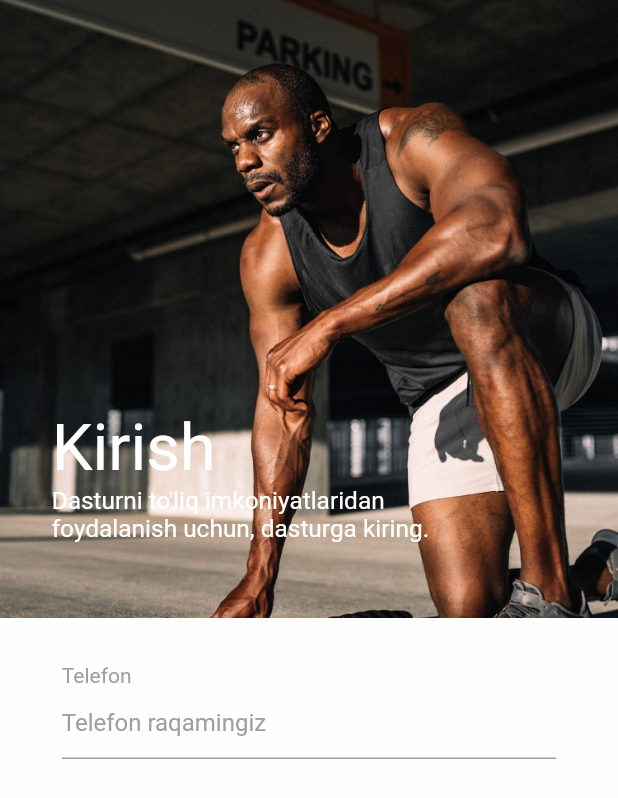
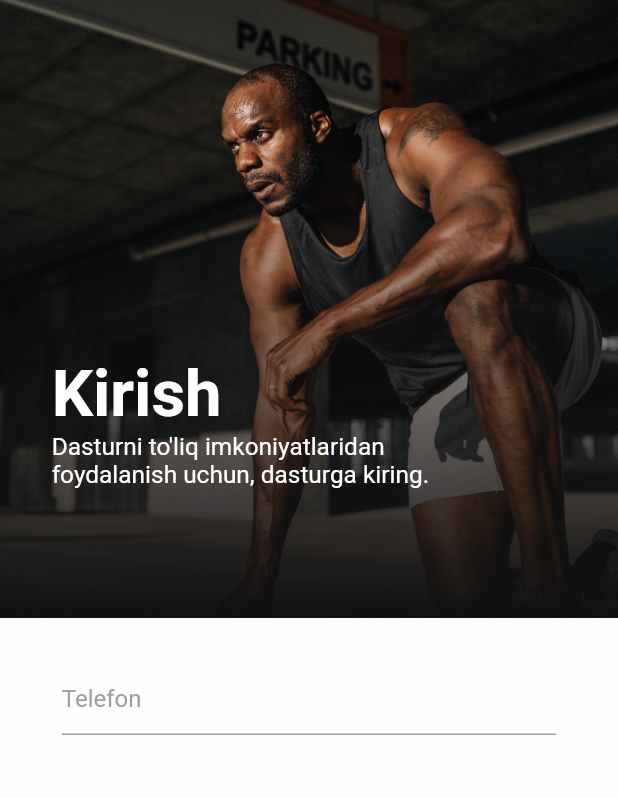
Before and after one commit to Bytech-Uzbekistan/YesU, a Flutter app: the screen it shows after launch, on a phone screen of 412 x 824 dp. Shown: the top 798 px of the screen. Run offline on Flutter 3.47's test engine with Material 2 defaults, Android fonts, the phone set to English and light mode, and no system bars.

Commit message:
new image

```diff
--- a/lib/main.dart
+++ b/lib/main.dart
@@ -38,22 +38,10 @@ class _LoginPageState extends State<LoginPage> {
                 image: AssetImage('assets/images/login_page_bg.png'),
                 fit: BoxFit.cover,
               ),
-              Container(
-                decoration: BoxDecoration(
-                  gradient: LinearGradient(
-                    begin: Alignment.center,
-                    end: Alignment.bottomCenter,
-                    colors: [
-                      const Color(0x00000000),
-                      const Color(0xCC000000),
-                    ],
-                  ),
-                ),
-              ),
               Positioned(
                 bottom: 50,
                 left: 34.42,
-                height: 89,
+                height: 125,
                 width: 261.78,
                 child: Column(
                   crossAxisAlignment: CrossAxisAlignment.start,
@@ -62,6 +50,7 @@ class _LoginPageState extends State<LoginPage> {
                       "Kirish",
                       textAlign: TextAlign.left,
                       style: TextStyle(
+                        fontWeight: FontWeight.bold,
                         color: Colors.white,
                         fontSize: 43.48,
                       ),
@@ -90,12 +79,6 @@ class _LoginPageState extends State<LoginPage> {
               crossAxisAlignment: CrossAxisAlignment.start,
 
               children: [
-                Text(
-                  "Telefon",
-                  style: TextStyle(
-                    color: Colors.grey,
-                  ),
-                ),
                 GestureDetector(
                   onTap: (){
                     FocusScopeNode currentFocus = FocusScope.of(context);
@@ -110,11 +93,11 @@ class _LoginPageState extends State<LoginPage> {
                       hintStyle: TextStyle(
                         color: Colors.grey,
                       ),
-                      hintText: "Telefon raqamingiz",
+                      hintText: "Telefon",
                     ),
                     keyboardType: TextInputType.numberWithOptions(decimal: true),
                     inputFormatters: [
-                      new FilteringTextInputFormatter.allow(RegExp("[0-9.]")),
+                      new FilteringTextInputFormatter.allow(RegExp("[0-9.+]")),
                     ],
                   ),
                 ),
```
Also changed, not shown: assets/images/login_page_bg.png.
